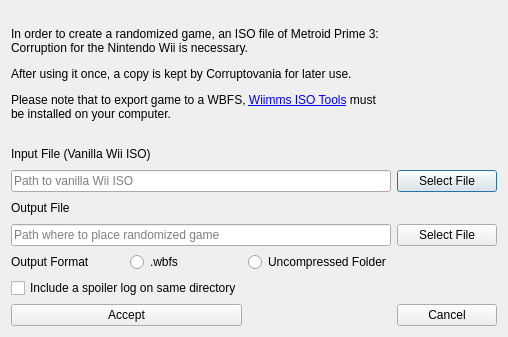
Before: the Qt Designer form randovania/games/prime3/gui/ui_files/corruption_game_export_dialog.ui in Schwork-Corruption/corruptovania, drawn with Qt 5.
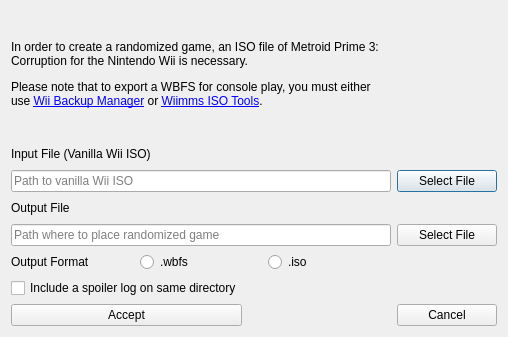
After: the same form once the commit is applied.

Commit message: complete game exporting

The edit to the form file:
```diff
--- a/randovania/games/prime3/gui/ui_files/corruption_game_export_dialog.ui
+++ b/randovania/games/prime3/gui/ui_files/corruption_game_export_dialog.ui
@@ -30,7 +30,7 @@
    <item row="0" column="0" colspan="2">
     <widget class="QLabel" name="description_label">
      <property name="text">
-      <string>&lt;html&gt;&lt;head/&gt;&lt;body&gt;&lt;p&gt;In order to create a randomized game, an ISO file of Metroid Prime 3: Corruption for the Nintendo Wii is necessary.&lt;/p&gt;&lt;p&gt;After using it once, a copy is kept by Corruptovania for later use.&lt;/p&gt;&lt;p&gt;Please note that to export game to a WBFS, &lt;a href="https://wit.wiimm.de"&gt;Wiimms ISO Tools&lt;/a&gt; must be installed on your computer.&lt;/p&gt;&lt;/body&gt;&lt;/html&gt;</string>
+      <string>&lt;html&gt;&lt;head/&gt;&lt;body&gt;&lt;p&gt;In order to create a randomized game, an ISO file of Metroid Prime 3: Corruption for the Nintendo Wii is necessary.&lt;/p&gt;&lt;p&gt;Please note that to export a WBFS for console play, you must either use &lt;a href="https://wii.hacks.guide/wii-backups#using-wii-backup-manager"&gt;Wii Backup Manager&lt;/a&gt; or &lt;a href="https://wit.wiimm.de"&gt;Wiimms ISO Tools&lt;/a&gt;.&lt;/p&gt;&lt;/body&gt;&lt;/html&gt;</string>
      </property>
      <property name="wordWrap">
       <bool>true</bool>
@@ -122,7 +122,7 @@
      <item>
       <widget class="QRadioButton" name="dolphin_radio">
        <property name="text">
-        <string>Uncompressed Folder</string>
+        <string>.iso</string>
        </property>
       </widget>
      </item>
```
Left out of the diff: 15 changed lines with no effect on the pictures. The commit also changes 19 other files.
